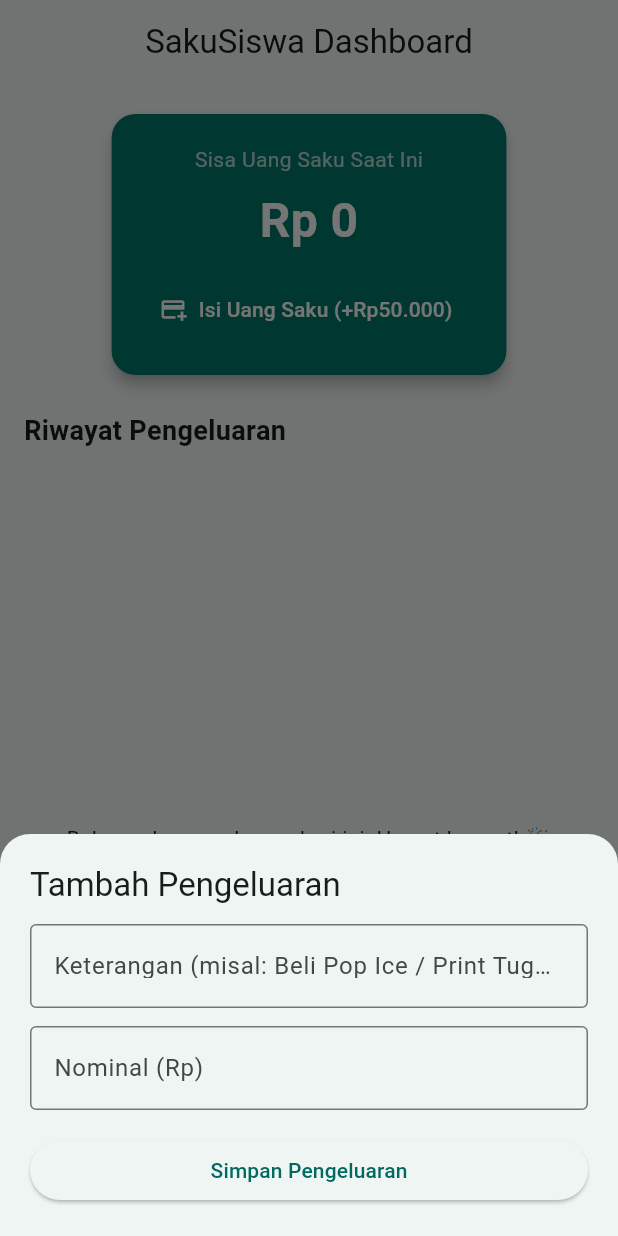
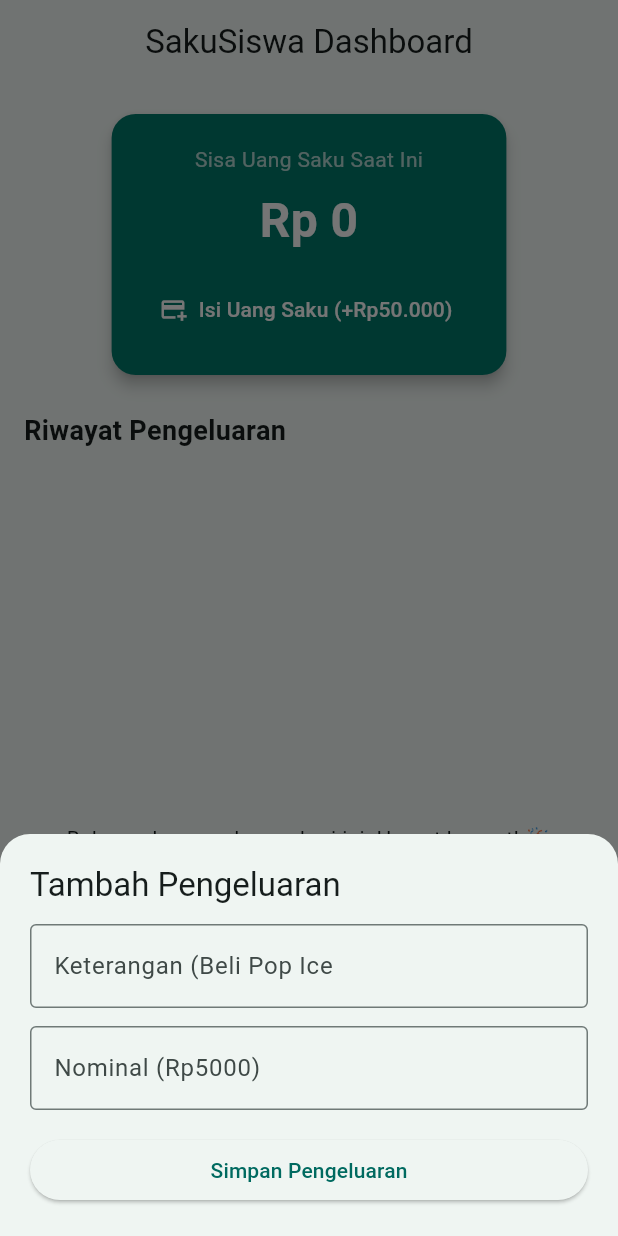
Before and after one commit to Almence/flutter_saku_siswa, a Flutter app: the screen it shows after launch, after a tap on "Catat Pengeluaran", on a phone screen of 412 x 824 dp. Run offline on Flutter 3.47's test engine with Material 3 defaults, Android fonts, the phone set to English and light mode, and no system bars; our stand-ins replace shared_preferences.

Commit message:
fet: implement modal bottom sheet for expense input

```diff
--- a/lib/views/dashboard_screen.dart
+++ b/lib/views/dashboard_screen.dart
@@ -112,7 +112,7 @@
             TextField(
               controller: judulController,
               decoration: const InputDecoration(
-                labelText: 'Keterangan (misal: Beli Pop Ice / Print Tugas)',
+                labelText: 'Keterangan (Beli Pop Ice',
                 border: OutlineInputBorder(),
               ),
             ),
@@ -121,7 +121,7 @@
               controller: nominalController,
               keyboardType: TextInputType.number,
               decoration: const InputDecoration(
-                labelText: 'Nominal (Rp)',
+                labelText: 'Nominal (Rp5000)',
                 border: OutlineInputBorder(),
               ),
             ),
```
